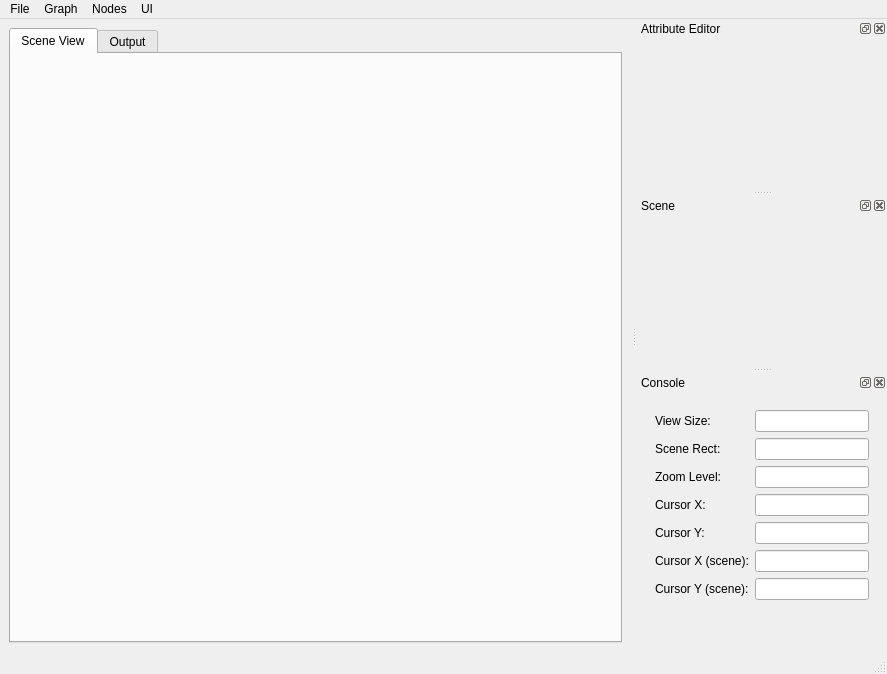
Old version of the form ui/SceneGraph.ui in the repository mfessenden/SceneGraph.
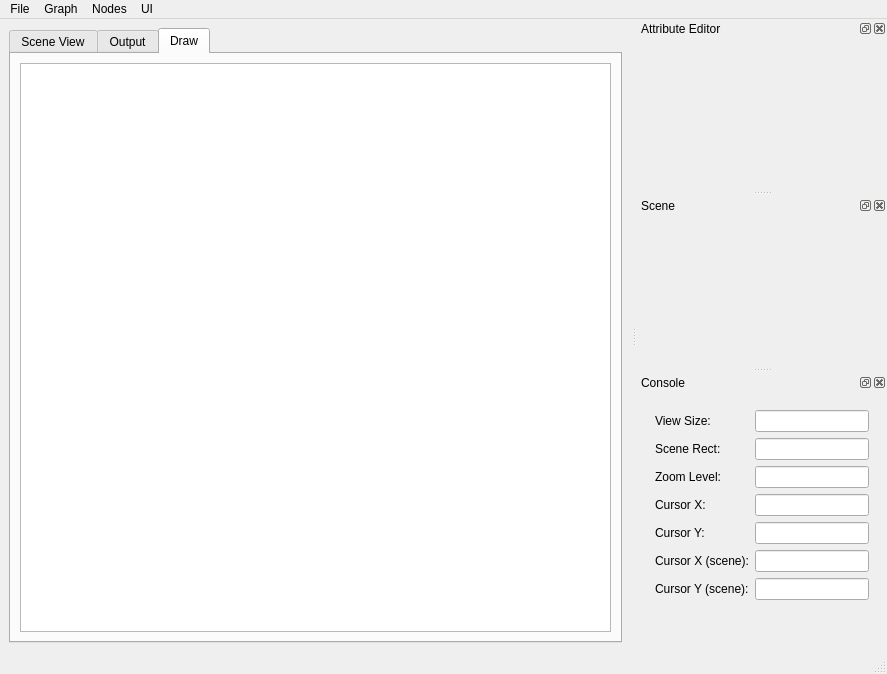
New version of the form. The open tabs and pages were chosen to show the change. Icons and pictures are not drawn.

Commit message: - add edges implementation - update Graph API to support edges

What changed in the file:
```diff
--- a/ui/SceneGraph.ui
+++ b/ui/SceneGraph.ui
@@ -87,6 +87,16 @@
         </item>
        </layout>
       </widget>
+      <widget class="QWidget" name="drawTab">
+       <attribute name="title">
+        <string>Draw</string>
+       </attribute>
+       <layout class="QVBoxLayout" name="drawTabLayout">
+        <item>
+         <widget class="QGraphicsView" name="graphicsView"/>
+        </item>
+       </layout>
+      </widget>
      </widget>
     </item>
    </layout>
```
Left out of the diff: 10 changed lines with no effect on the pictures. The commit also changes 8 other files.
